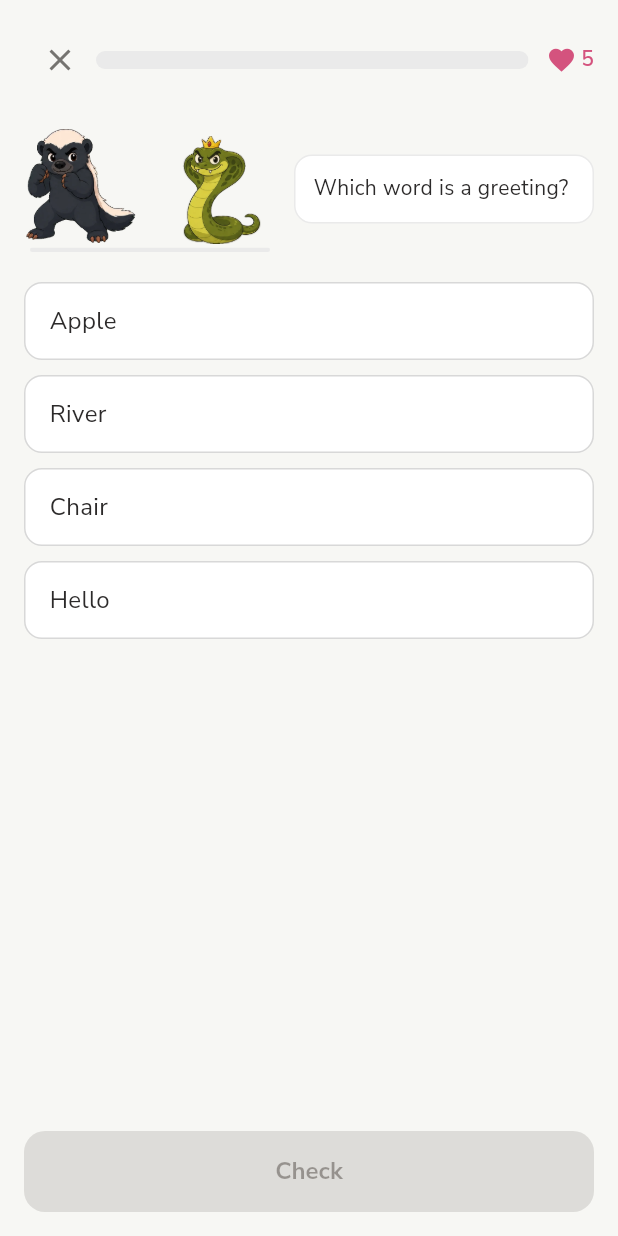
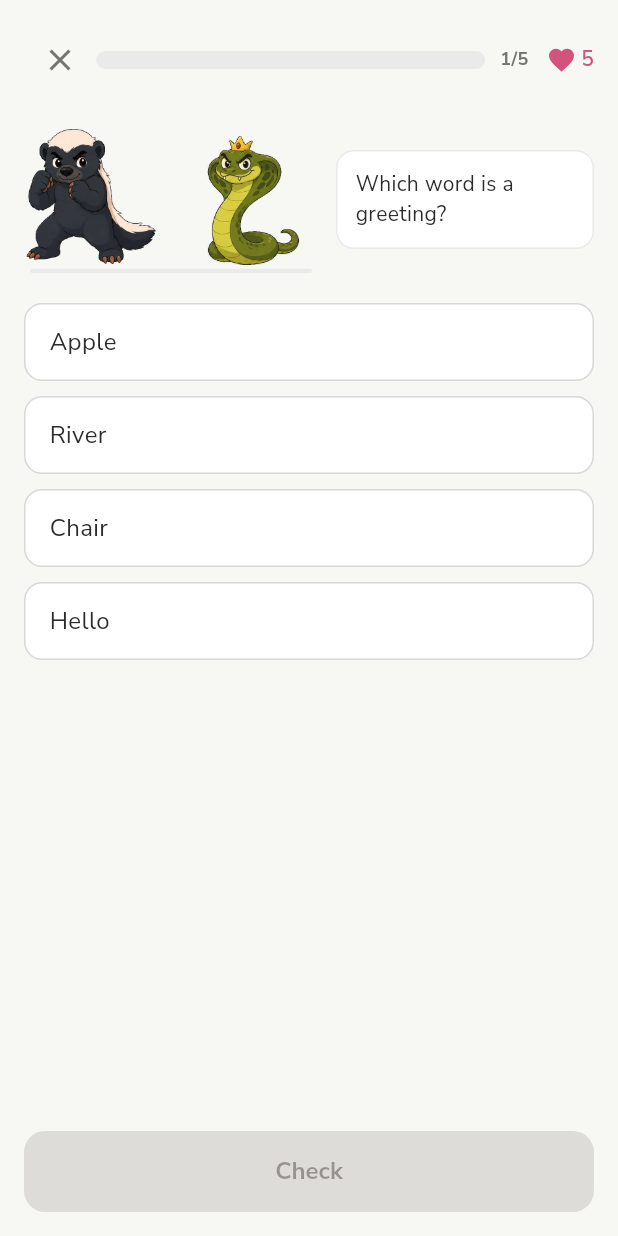
Before and after one commit to globalonlinedeveloper/ratel, a Flutter app: the screen it shows after launch, after a tap on the "star" icon, on a phone screen of 412 x 824 dp. Run offline on Flutter 3.47's test engine with Material 3 defaults, Android fonts, the light colour scheme and no system bars; our stand-ins replace audioplayers, firebase_analytics, firebase_core, firebase_crashlytics, firebase_messaging, flutter_tts and 3 more; missing offline and left inert: dart:js_interop; accounts and stored records are empty.

Commit message:
Increment 76 (Phase 3 P0-A+B — the path gets an identity, the lesson gets a HUD): from the 43-screenshot live tour, the Learn path was a monotone column of anonymous grey locks and the lesson hid its own momentum. PATH: lesson titles under every node, per-unit accent palette (kUnitAccents cycles 5 colors) + per-unit icons on banners AND done-nodes, unit progress chips (2/5), checkpoint hero art between units (S3 statics, errorBuilder-safe), and AUTO-SCROLL to the current node on open (Scrollable.ensureVisible via GlobalKey, once per lesson change). LESSON: question counter (n/5), an escalating combo chip (x2+, AnimatedSwitcher pop, pairs with the audio pitch ladder), battle stage presence bumped 168x84 -> 196x98. Tests: accent cycling, path titles + progress chips render, counter advances, combo chip appears at x2.

```diff
--- a/lib/screens/home_screen.dart
+++ b/lib/screens/home_screen.dart
@@ -531,6 +531,35 @@ class _HomeScreenState extends State<HomeScreen> {
     );
   }
 
+  final GlobalKey _currentNodeKey = GlobalKey();
+  String? _autoScrolled;
+
+  static const List<String> _checkpointArt = [
+    'map', 'reading', 'trophyhold', 'determined', 'curious'
+  ];
+
+  Widget _checkpoint(int index) {
+    final String name = _checkpointArt[index % _checkpointArt.length];
+    return Padding(
+      padding: const EdgeInsets.symmetric(vertical: 4),
+      child: Row(
+        children: [
+          Expanded(
+              child: Divider(
+                  color: context.faintBorderC, indent: 28, endIndent: 14)),
+          Image.asset('assets/images/ratel-$name.webp',
+              width: 60,
+              height: 60,
+              errorBuilder: (_, _, _) =>
+                  const SizedBox(width: 60, height: 60)),
+          Expanded(
+              child: Divider(
+                  color: context.faintBorderC, indent: 14, endIndent: 28)),
+        ],
+      ),
+    );
+  }
+
   Widget _buildLearn(BuildContext context) {
     // Flatten every unit to find the single "current" lesson across the course.
     final List<Lesson> all = [for (final u in course) ...u.lessons];
@@ -541,8 +570,10 @@ class _HomeScreenState extends State<HomeScreen> {
     const List<double> offsets = [-50.0, 10.0, 50.0, 0.0, -40.0];
 
     final List<Widget> path = [];
-    for (final unit in course) {
-      path.add(_unitBanner(unit));
+    for (int u = 0; u < course.length; u++) {
+      final unit = course[u];
+      if (u > 0) path.add(_checkpoint(u));
+      path.add(_unitBanner(u, unit));
       path.add(const SizedBox(height: 14));
       for (int i = 0; i < unit.lessons.length; i++) {
         final Lesson l = unit.lessons[i];
@@ -550,11 +581,27 @@ class _HomeScreenState extends State<HomeScreen> {
             ? NodeState.done
             : (l.id == currentId ? NodeState.current : NodeState.locked);
         path.add(st == NodeState.current
-            ? _currentNode(context, l)
-            : _node(state: st, dx: offsets[i % offsets.length]));
-        path.add(const SizedBox(height: 18));
+            ? KeyedSubtree(key: _currentNodeKey, child: _currentNode(context, l))
+            : _node(
+                state: st,
+                dx: offsets[i % offsets.length],
+                title: l.title,
+                accent: unitAccent(u)));
+        path.add(const SizedBox(height: 14));
       }
     }
+    // bring the learner straight to where they left off
+    WidgetsBinding.instance.addPostFrameCallback((_) {
+      if (currentId != null &&
+          _autoScrolled != currentId &&
+          _currentNodeKey.currentContext != null) {
+        _autoScrolled = currentId;
+        Scrollable.ensureVisible(_currentNodeKey.currentContext!,
+            alignment: 0.35,
+            duration: const Duration(milliseconds: 500),
+            curve: Curves.easeOutCubic);
+      }
+    });
     path.add(_node(
         state: currentId == null ? NodeState.done : NodeState.locked,
         dx: -40,
@@ -644,21 +691,38 @@ class _HomeScreenState extends State<HomeScreen> {
     );
   }
 
-  Widget _unitBanner(Unit unit) {
+  static const List<IconData> _unitIcons = [
+    Icons.menu_book, // 1 everyday basics
+    Icons.location_city, // 2 out and about
+    Icons.task_alt, // 3 getting things done
+    Icons.event, // 4 plans & connections
+    Icons.restaurant, // 5 daily life
+    Icons.headphones, // 6 listen & understand
+    Icons.work, // 7 work & school
+    Icons.forum, // 8 stories & opinions
+    Icons.flight, // 9 travel & places
+    Icons.favorite, // 10 health & feelings
+  ];
+
+  Widget _unitBanner(int index, Unit unit) {
+    final int done =
+        unit.lessons.where((l) => appState.isCompleted(l.id)).length;
     return Container(
       margin: const EdgeInsets.fromLTRB(16, 12, 16, 4),
       padding: const EdgeInsets.all(14),
       decoration: BoxDecoration(
-          color: RatelColors.teal, borderRadius: BorderRadius.circular(14)),
+          color: unitAccent(index), borderRadius: BorderRadius.circular(14)),
       child: Row(
         children: [
-          const Icon(Icons.menu_book, color: Colors.white),
+          Icon(_unitIcons[index % _unitIcons.length], color: Colors.white),
           const SizedBox(width: 10),
-          Column(
+          Expanded(
+            child: Column(
               crossAxisAlignment: CrossAxisAlignment.start,
               children: [
                 Text(unit.title,
-                  style: const TextStyle(color: Colors.white70, fontSize: 12)),
+                    style:
+                        const TextStyle(color: Colors.white70, fontSize: 12)),
                 Text(unit.subtitle,
                     style: const TextStyle(
                         color: Colors.white,
@@ -666,14 +730,31 @@ class _HomeScreenState extends State<HomeScreen> {
                         fontSize: 15)),
               ],
             ),
+          ),
+          Container(
+            padding: const EdgeInsets.symmetric(horizontal: 10, vertical: 4),
+            decoration: BoxDecoration(
+                color: Colors.white24,
+                borderRadius: BorderRadius.circular(12)),
+            child: Text('$done/${unit.lessons.length}',
+                style: const TextStyle(
+                    color: Colors.white,
+                    fontSize: 12,
+                    fontWeight: FontWeight.w700)),
+          ),
         ],
       ),
     );
   }
 
-  Widget _node({required NodeState state, double dx = 0, bool trophy = false}) {
+  Widget _node(
+      {required NodeState state,
+      double dx = 0,
+      bool trophy = false,
+      String? title,
+      Color? accent}) {
     final (Color bg, IconData icon) = switch (state) {
-      NodeState.done => (RatelColors.teal, Icons.check),
+      NodeState.done => (accent ?? RatelColors.teal, Icons.check),
       NodeState.locked => (
           context.isDark ? const Color(0xFF3A3733) : const Color(0xFFD9D9D9),
           trophy ? Icons.emoji_events : Icons.lock
@@ -682,14 +763,36 @@ class _HomeScreenState extends State<HomeScreen> {
     };
     return Transform.translate(
       offset: Offset(dx, 0),
-      child: Container(
+      child: Column(
+        mainAxisSize: MainAxisSize.min,
+        children: [
+          Container(
             width: 62,
             height: 62,
             decoration: BoxDecoration(color: bg, shape: BoxShape.circle),
             child: Icon(icon,
-            color:
-                state == NodeState.locked ? RatelColors.textMuted : Colors.white,
+                color: state == NodeState.locked
+                    ? RatelColors.textMuted
+                    : Colors.white,
                 size: 28),
+          ),
+          if (title != null) ...[
+            const SizedBox(height: 4),
+            SizedBox(
+              width: 130,
+              child: Text(title,
+                  textAlign: TextAlign.center,
+                  maxLines: 1,
+                  overflow: TextOverflow.ellipsis,
+                  style: TextStyle(
+                      fontSize: 11,
+                      fontWeight: FontWeight.w600,
+                      color: state == NodeState.locked
+                          ? RatelColors.textMuted
+                          : context.textC)),
+            ),
+          ],
+        ],
       ),
     );
   }
--- a/lib/screens/lesson_screen.dart
+++ b/lib/screens/lesson_screen.dart
@@ -248,6 +248,40 @@ class _LessonScreenState extends State<LessonScreen>
                       ),
                     ),
                   ),
+                  const SizedBox(width: 10),
+                  Text('${_index + 1}/$total',
+                      style: const TextStyle(
+                          color: RatelColors.textMuted,
+                          fontSize: 12,
+                          fontWeight: FontWeight.w700)),
+                  if (_combo >= 2) ...[
+                    const SizedBox(width: 8),
+                    Container(
+                      padding: const EdgeInsets.symmetric(
+                          horizontal: 8, vertical: 2),
+                      decoration: BoxDecoration(
+                          color: context.tintC(RatelColors.honey),
+                          borderRadius: BorderRadius.circular(12)),
+                      child: Row(
+                        mainAxisSize: MainAxisSize.min,
+                        children: [
+                          const Icon(Icons.local_fire_department,
+                              size: 14, color: RatelColors.honey),
+                          AnimatedSwitcher(
+                            duration: const Duration(milliseconds: 220),
+                            transitionBuilder: (child, anim) => ScaleTransition(
+                                scale: anim, child: child),
+                            child: Text('×$_combo',
+                                key: ValueKey<int>(_combo),
+                                style: const TextStyle(
+                                    fontSize: 12,
+                                    fontWeight: FontWeight.w800,
+                                    color: RatelColors.honey)),
+                          ),
+                        ],
+                      ),
+                    ),
+                  ],
                   const SizedBox(width: 12),
                   const Icon(Icons.favorite, color: RatelColors.hearts, size: 20),
                   const SizedBox(width: 3),
@@ -263,7 +297,9 @@ class _LessonScreenState extends State<LessonScreen>
                       ? BattleStage(
                           controller: _battle,
                           villain: _villain,
-                          isBoss: _isBoss)
+                          isBoss: _isBoss,
+                          width: 196,
+                          height: 98)
                       : _mascotSlot(),
                   const SizedBox(width: 12),
                   Expanded(
--- a/lib/theme.dart
+++ b/lib/theme.dart
@@ -114,6 +114,18 @@ extension RatelMotion on BuildContext {
 }
 
 /// ----- Battle mode (the duel layer over lessons), persisted -----
+/// Per-unit accent palette (cycles) — gives each unit a visual identity
+/// on the learn path instead of one monotone teal column.
+const List<Color> kUnitAccents = [
+  RatelColors.teal,
+  Color(0xFFB66A2E), // amber
+  Color(0xFF7B5EA7), // plum
+  Color(0xFF3E8E5A), // forest
+  Color(0xFF4A7FB5), // steel
+];
+
+Color unitAccent(int index) => kUnitAccents[index % kUnitAccents.length];
+
 final ValueNotifier<bool> battleModeNotifier = ValueNotifier<bool>(true);
 
 Future<void> loadBattleMode() async {
```
Also changed, not shown: 1 other file. Lines whose indentation alone changed are shown as unchanged.
